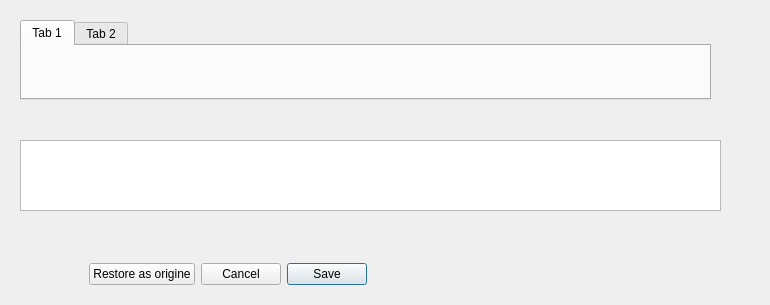
First picture: the form in dialogchorddefinition.ui, repository jpcima/chordv, before the edit.
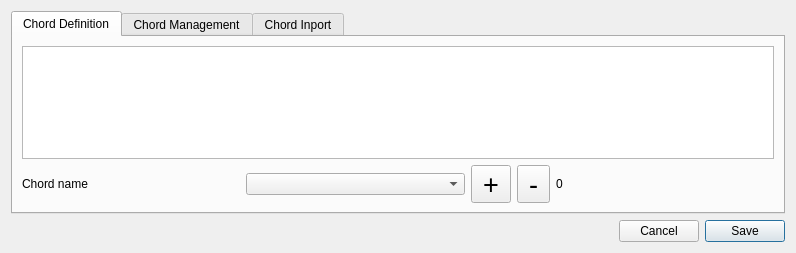
Second picture: the form after the edit. Custom widgets are drawn as their Qt base class.

Commit message: Chord disign definition

Diff of the .ui file:
```diff
--- a/dialogchorddefinition.ui
+++ b/dialogchorddefinition.ui
@@ -6,52 +6,100 @@
    <rect>
     <x>0</x>
     <y>0</y>
-    <width>770</width>
-    <height>305</height>
+    <width>796</width>
+    <height>253</height>
    </rect>
   </property>
   <property name="windowTitle">
    <string>Chord Definition</string>
   </property>
-  <widget class="QGraphicsView" name="graphicsView">
-   <property name="geometry">
-    <rect>
-     <x>20</x>
-     <y>140</y>
-     <width>701</width>
-     <height>71</height>
-    </rect>
-   </property>
-  </widget>
+  <layout class="QHBoxLayout" name="horizontalLayout_4">
+   <item>
+    <layout class="QVBoxLayout" name="verticalLayout_2">
+     <item>
   <widget class="QTabWidget" name="tabWidget">
-   <property name="geometry">
-    <rect>
-     <x>20</x>
-     <y>20</y>
-     <width>691</width>
-     <height>80</height>
-    </rect>
+       <property name="currentIndex">
+        <number>0</number>
    </property>
    <widget class="QWidget" name="tabNewChord">
     <attribute name="title">
-     <string>Tab 1</string>
-    </attribute>
+         <string>Chord Definition</string>
+        </attribute>
+        <layout class="QHBoxLayout" name="horizontalLayout_3">
+         <item>
+          <layout class="QVBoxLayout" name="verticalLayout">
+           <item>
+            <widget class="Neck" name="graphicsView">
+             <property name="sizePolicy">
+              <sizepolicy hsizetype="Expanding" vsizetype="Expanding">
+               <horstretch>0</horstretch>
+               <verstretch>0</verstretch>
+              </sizepolicy>
+             </property>
+            </widget>
+           </item>
+           <item>
+            <layout class="QHBoxLayout" name="horizontalLayout_2">
+             <item>
+              <widget class="QLabel" name="label">
+               <property name="text">
+                <string>Chord name</string>
+               </property>
+              </widget>
+             </item>
+             <item>
+              <widget class="QComboBox" name="comboBox"/>
+             </item>
+             <item>
+              <widget class="QToolButton" name="toolButton">
+               <property name="font">
+                <font>
+                 <pointsize>20</pointsize>
+                </font>
+               </property>
+               <property name="text">
+                <string>+</string>
+               </property>
+              </widget>
+             </item>
+             <item>
+              <widget class="QToolButton" name="toolButton_2">
+               <property name="font">
+                <font>
+                 <pointsize>20</pointsize>
+                </font>
+               </property>
+               <property name="text">
+                <string>-</string>
+               </property>
+              </widget>
+             </item>
+             <item>
+              <widget class="QLabel" name="label_2">
+               <property name="text">
+                <string>0</string>
+               </property>
+              </widget>
+             </item>
+            </layout>
+           </item>
+          </layout>
+         </item>
+        </layout>
    </widget>
    <widget class="QWidget" name="tab_2">
     <attribute name="title">
-     <string>Tab 2</string>
-    </attribute>
-   </widget>
-  </widget>
-  <widget class="QWidget" name="">
-   <property name="geometry">
-    <rect>
-     <x>10</x>
-     <y>260</y>
-     <width>357</width>
-     <height>28</height>
-    </rect>
-   </property>
+         <string>Chord Management</string>
+        </attribute>
+       </widget>
+       <widget class="QWidget" name="tab">
+        <attribute name="title">
+         <string>Chord Inport</string>
+        </attribute>
+       </widget>
+      </widget>
+     </item>
+     <item>
    <layout class="QHBoxLayout" name="horizontalLayout">
     <item>
      <spacer name="horizontalSpacer">
@@ -67,14 +115,7 @@
      </spacer>
     </item>
     <item>
-     <widget class="QPushButton" name="pushButton_3">
-      <property name="text">
-       <string>Restore as origine</string>
-      </property>
-     </widget>
-    </item>
-    <item>
-     <widget class="QPushButton" name="pushButton_2">
+        <widget class="QPushButton" name="pushButtonCancel">
       <property name="text">
        <string>Cancel</string>
       </property>
@@ -91,8 +132,18 @@
      </widget>
     </item>
    </layout>
-  </widget>
- </widget>
+     </item>
+    </layout>
+   </item>
+  </layout>
+ </widget>
+ <customwidgets>
+  <customwidget>
+   <class>Neck</class>
+   <extends>QGraphicsView</extends>
+   <header>neck.h</header>
+  </customwidget>
+ </customwidgets>
  <resources/>
  <connections/>
 </ui>
```
Left out of the diff: 2 changed lines with no effect on the pictures. Lines whose indentation alone changed are shown as unchanged. The commit also changes 7 other files.
